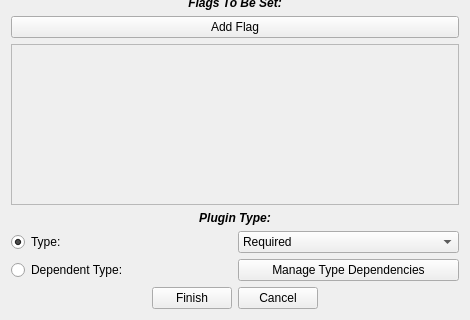
Qt form resources/templates/wizard_plugin_01.ui (GandaG/fomod-designer) before a commit; both pictures show x 0 to 470 and y 219 to 539 of the 470 by 539 pixel window.
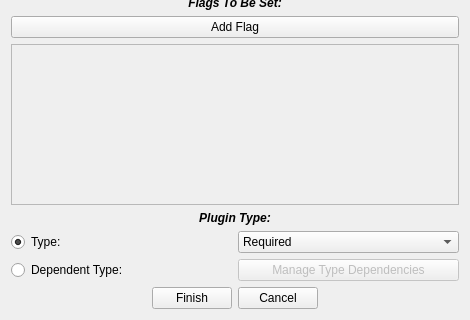
The same form after that commit.

Diff of the .ui file:
```diff
--- a/resources/templates/wizard_plugin_01.ui
+++ b/resources/templates/wizard_plugin_01.ui
@@ -243,7 +243,10 @@
         </widget>
        </item>
        <item>
-        <widget class="QPushButton" name="pushButton_5">
+        <widget class="QPushButton" name="button_depend">
+         <property name="enabled">
+          <bool>false</bool>
+         </property>
          <property name="text">
           <string>Manage Type Dependencies</string>
          </property>
```
Left out of the diff: 56 changed lines with no effect on the pictures.
